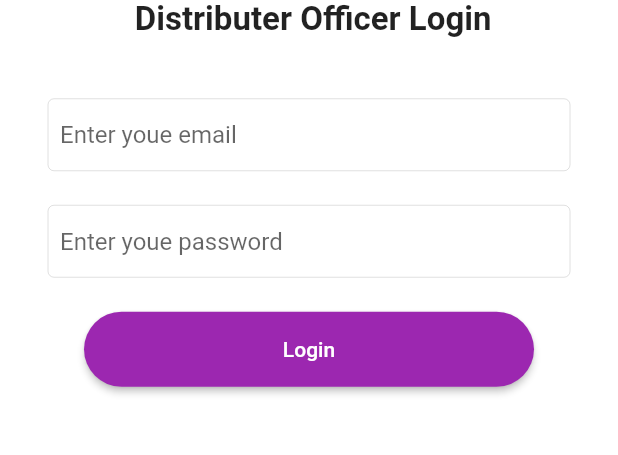
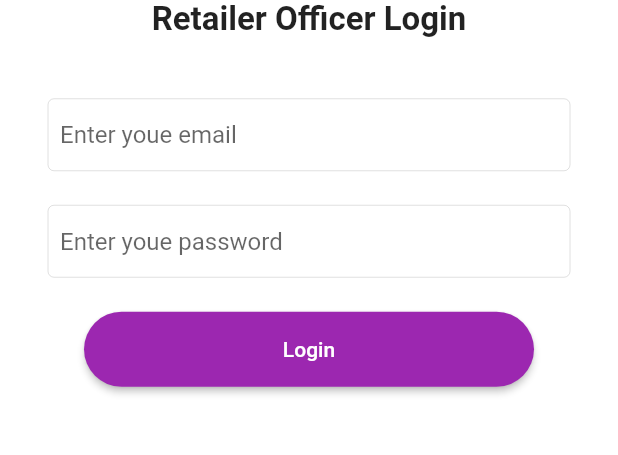
Before and after one commit to fwdAndroid/order_management, a Flutter app: the screen it shows after launch, after a tap on "Retailer App", on a phone screen of 412 x 824 dp, the part 565-1020 px from its top. Run offline on Flutter 3.47's test engine with Material 2 defaults, Android fonts, the phone set to English and light mode, and no system bars; our stand-ins replace animated_splash_screen, cloud_firestore, firebase_auth, firebase_core, flutter_spinkit, loading_animation_widget and 1 more; accounts and stored records are empty.

Commit message:
Text Change

```diff
--- a/lib/login_screens/ratailer_login.dart
+++ b/lib/login_screens/ratailer_login.dart
@@ -43,7 +43,7 @@ class _RetailerAppLoginState extends State<RetailerAppLogin> {
               height: 200,
             ),
             Text(
-              " Distributer Officer Login",
+              "Retailer Officer Login",
               style: TextStyle(fontWeight: FontWeight.bold, fontSize: 22),
             ),
             SizedBox(
```
